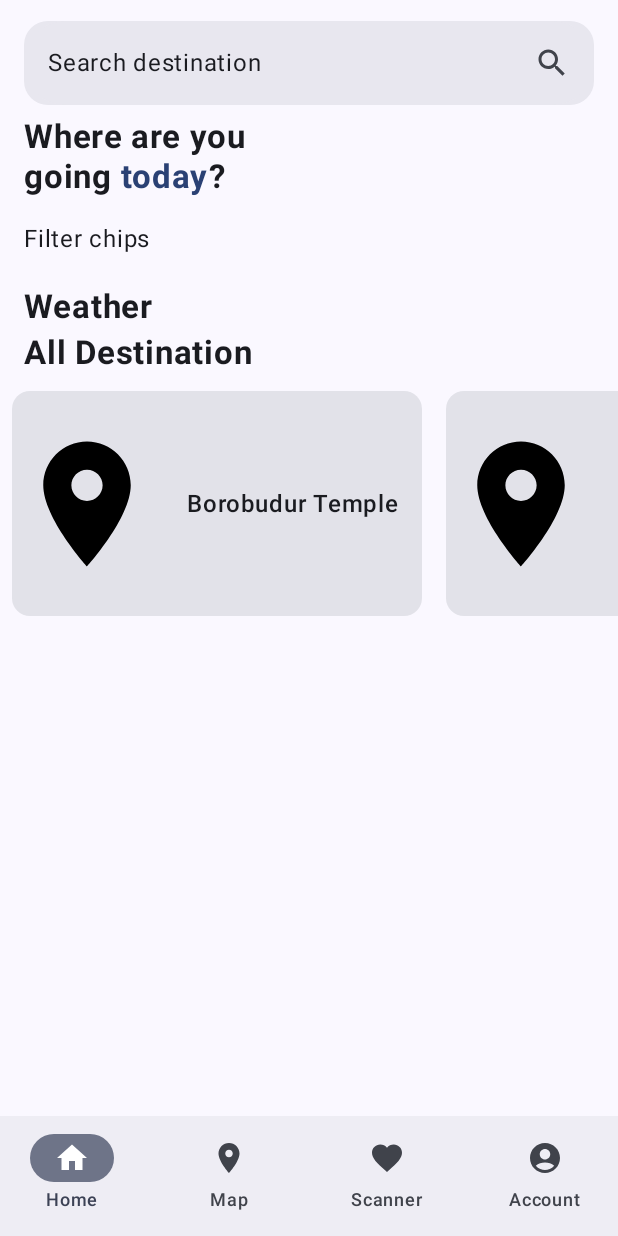
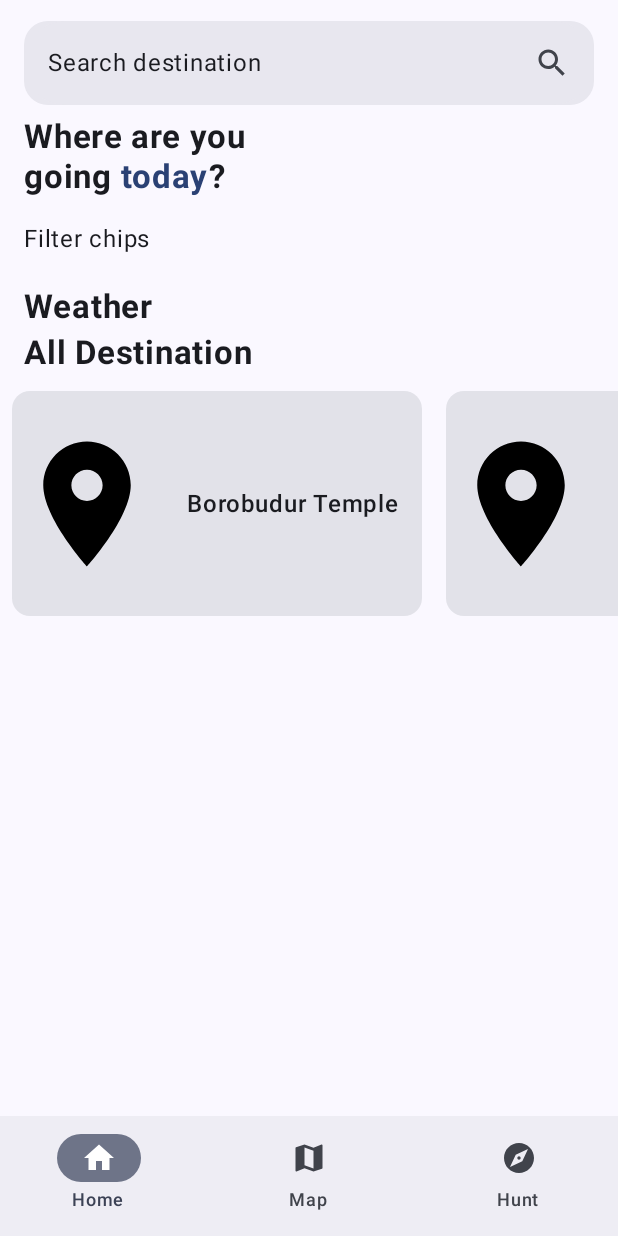
Before and after one commit to Hunter54/ItecPlusUltra, an Android app built with Jetpack Compose: the composable MainScreen shown on its own in the app's theme, on a phone screen of 412 x 824 dp. Run offline under Robolectric (Android 15) with nearby library versions, the phone set to English and light mode, and no system bars; our stand-ins replace Dagger/Hilt's generated code, Room's generated code; libraries missing offline, so code that uses them is left out: com.jakewharton.retrofit2.

Commit message:
- remove 4th tab, add icons locally

```diff
--- a/app/src/main/java/com/example/timieu2023/BottomNavigation.kt
+++ b/app/src/main/java/com/example/timieu2023/BottomNavigation.kt
@@ -7,6 +7,7 @@ import androidx.compose.material3.Text
 import androidx.compose.runtime.Composable
 import androidx.compose.runtime.getValue
 import androidx.compose.ui.Modifier
+import androidx.compose.ui.res.painterResource
 import androidx.compose.ui.res.stringResource
 import androidx.navigation.NavController
 import androidx.navigation.NavDestination
@@ -27,8 +28,7 @@ fun BrivoAccessBottomNavigation(
     val destinations = listOf(
         BottomNavigationItem.Home,
         BottomNavigationItem.Map,
-        BottomNavigationItem.Scanner,
-        BottomNavigationItem.Account
+        BottomNavigationItem.Scanner
     )
 
     NavigationBar(modifier = Modifier) {
@@ -41,7 +41,7 @@ fun BrivoAccessBottomNavigation(
                 selected = selected, onClick = { onNavigateToDestination(destination) },
 
                 icon = {
-                    Icon(imageVector = destination.icon, contentDescription = null)
+                    Icon(painterResource(id = destination.icon), contentDescription = null)
                 },
                 label = {
                     Text(text = stringResource(id = destination.title))
--- a/app/src/main/java/com/example/timieu2023/BottomNavigationItems.kt
+++ b/app/src/main/java/com/example/timieu2023/BottomNavigationItems.kt
@@ -1,5 +1,6 @@
 package com.example.timieu2023
 
+import androidx.annotation.DrawableRes
 import androidx.annotation.StringRes
 import androidx.compose.material.icons.Icons
 import androidx.compose.material.icons.filled.AccountCircle
@@ -7,38 +8,32 @@ import androidx.compose.material.icons.filled.Favorite
 import androidx.compose.material.icons.filled.Home
 import androidx.compose.material.icons.filled.LocationOn
 import androidx.compose.ui.graphics.vector.ImageVector
+import androidx.compose.ui.res.vectorResource
 
 sealed class BottomNavigationItem(
     val route: String,
-    var icon: ImageVector,
+    @DrawableRes var icon: Int,
     @StringRes var title: Int
 ) {
 
     object Home :
         BottomNavigationItem(
             "home",
-            Icons.Default.Home,
+            R.drawable.baseline_home_24,
             R.string.home
         )
 
     object Map :
         BottomNavigationItem(
             "map",
-            Icons.Default.LocationOn,
+            R.drawable.baseline_map_24,
             R.string.map
         )
 
     object Scanner :
         BottomNavigationItem(
-            "scanner",
-            Icons.Default.Favorite,
+            "hunt",
+            R.drawable.baseline_explore_24,
             R.string.scanner
         )
-
-    object Account :
-        BottomNavigationItem(
-            "account",
-            Icons.Default.AccountCircle,
-            R.string.acount
-        )
 }
--- /dev/null
+++ b/app/src/main/res/drawable/baseline_explore_24.xml
@@ -0,0 +1,5 @@
+<vector android:height="24dp" android:tint="#000000"
+    android:viewportHeight="24" android:viewportWidth="24"
+    android:width="24dp" xmlns:android="http://schemas.android.com/apk/res/android">
+    <path android:fillColor="@android:color/white" android:pathData="M12,10.9c-0.61,0 -1.1,0.49 -1.1,1.1s0.49,1.1 1.1,1.1c0.61,0 1.1,-0.49 1.1,-1.1s-0.49,-1.1 -1.1,-1.1zM12,2C6.48,2 2,6.48 2,12s4.48,10 10,10 10,-4.48 10,-10S17.52,2 12,2zM14.19,14.19L6,18l3.81,-8.19L18,6l-3.81,8.19z"/>
+</vector>
--- /dev/null
+++ b/app/src/main/res/drawable/baseline_home_24.xml
@@ -0,0 +1,5 @@
+<vector android:height="24dp" android:tint="#000000"
+    android:viewportHeight="24" android:viewportWidth="24"
+    android:width="24dp" xmlns:android="http://schemas.android.com/apk/res/android">
+    <path android:fillColor="@android:color/white" android:pathData="M10,20v-6h4v6h5v-8h3L12,3 2,12h3v8z"/>
+</vector>
--- /dev/null
+++ b/app/src/main/res/drawable/baseline_map_24.xml
@@ -0,0 +1,5 @@
+<vector android:height="24dp" android:tint="#000000"
+    android:viewportHeight="24" android:viewportWidth="24"
+    android:width="24dp" xmlns:android="http://schemas.android.com/apk/res/android">
+    <path android:fillColor="@android:color/white" android:pathData="M20.5,3l-0.16,0.03L15,5.1 9,3 3.36,4.9c-0.21,0.07 -0.36,0.25 -0.36,0.48V20.5c0,0.28 0.22,0.5 0.5,0.5l0.16,-0.03L9,18.9l6,2.1 5.64,-1.9c0.21,-0.07 0.36,-0.25 0.36,-0.48V3.5c0,-0.28 -0.22,-0.5 -0.5,-0.5zM15,19l-6,-2.11V5l6,2.11V19z"/>
+</vector>
--- a/app/src/main/res/values/strings.xml
+++ b/app/src/main/res/values/strings.xml
@@ -1,7 +1,7 @@
 <resources>
     <string name="app_name">TimiEu2023</string>
     <string name="home">Home</string>
-    <string name="scanner">Scanner</string>
+    <string name="scanner">Hunt</string>
     <string name="map">Map</string>
     <string name="acount">Account</string>
     <string name="lets_start">Let\'s Start</string>
```
